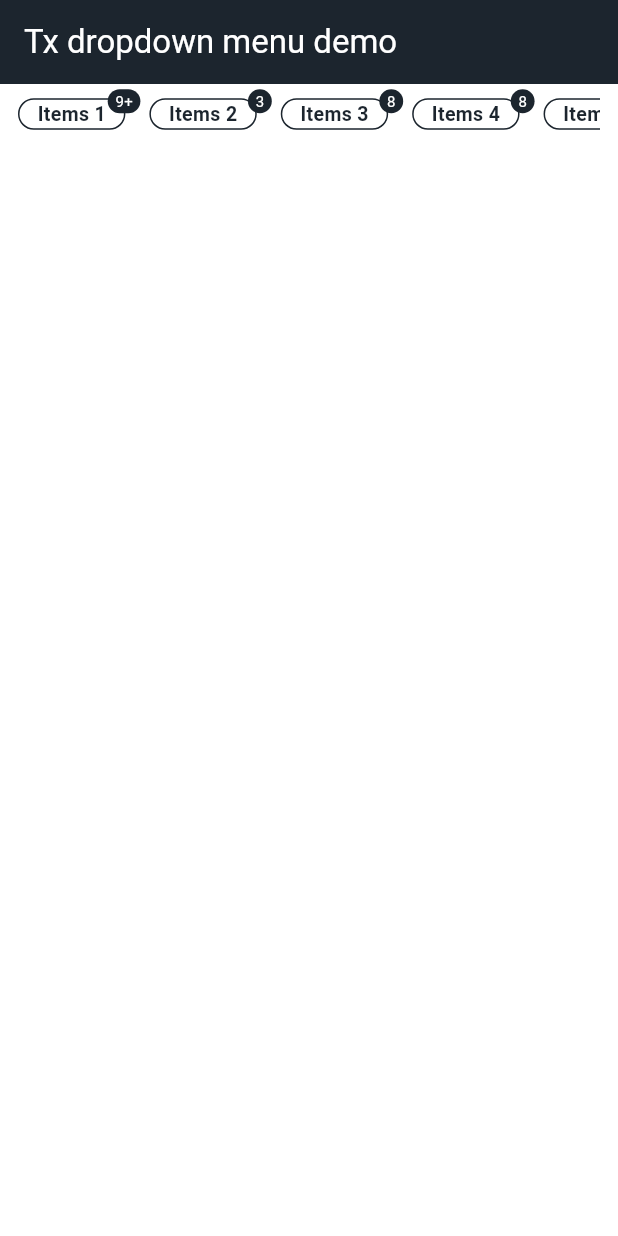
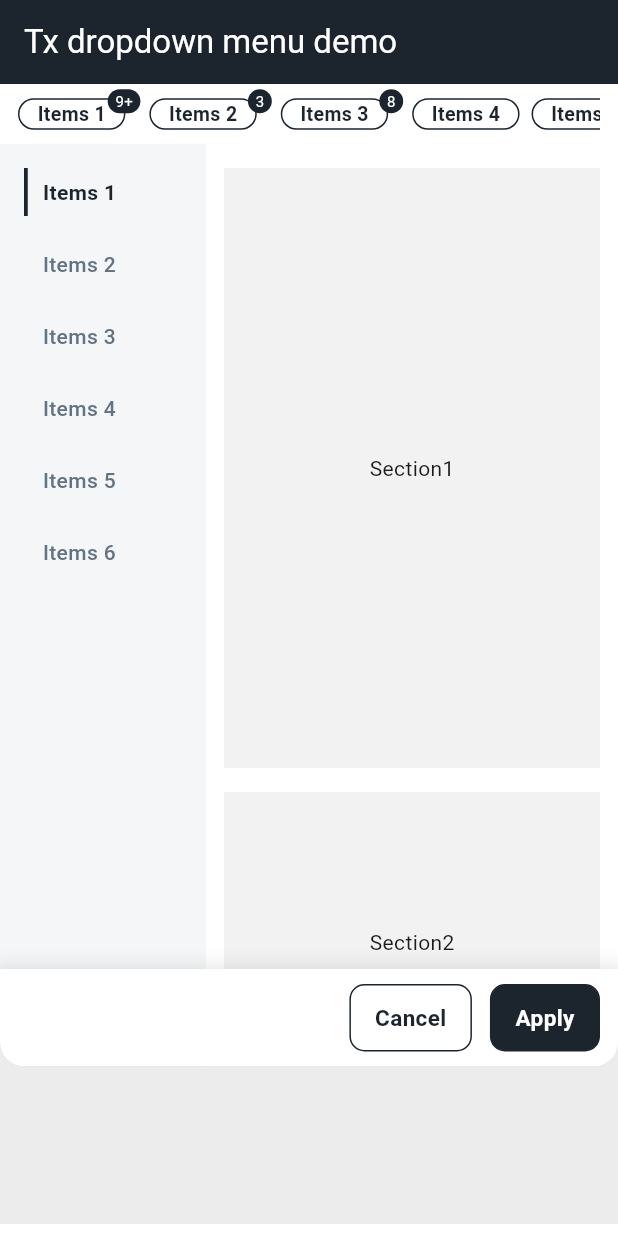
Before and after one commit to Tuanxu5/tx-dropdown-menu, a Flutter app: the screen it shows after launch, after a tap on "Items 1", after a tap on "Cancel", on a phone screen of 412 x 824 dp. Run offline on Flutter 3.47's test engine with Material 3 defaults, Android fonts, the phone set to English and light mode, and no system bars; drawn by our look-alikes of scroll_to_index.

Commit message:
feat: format code

```diff
--- a/example/lib/main.dart
+++ b/example/lib/main.dart
@@ -21,7 +21,7 @@ class _TxDropdownMenuDemoState extends State<TxDropdownMenuDemo> {
       title: 'Items 1',
       countFilter: 12,
       section: Container(
-        height: 400,
+        height: 400.0,
         alignment: Alignment.center,
         color: const Color(0xFFF2F2F2),
         child: const Text("Section1"),
@@ -32,7 +32,7 @@ class _TxDropdownMenuDemoState extends State<TxDropdownMenuDemo> {
       title: 'Items 2',
       countFilter: 3,
       section: Container(
-        height: 200,
+        height: 200.0,
         alignment: Alignment.center,
         color: const Color(0xFFF2F2F2),
         child: const Text("Section2"),
@@ -43,40 +43,40 @@ class _TxDropdownMenuDemoState extends State<TxDropdownMenuDemo> {
       title: 'Items 3',
       countFilter: 8,
       section: Container(
-        height: 300,
+        height: 300.0,
         alignment: Alignment.center,
         color: const Color(0xFFF2F2F2),
         child: const Text("Section3"),
       ),
     ),
     TxDropDownMenuItem(
-      id: 3,
+      id: 4,
       title: 'Items 4',
-      countFilter: 8,
+      countFilter: 0,
       section: Container(
-        height: 150,
+        height: 150.0,
         alignment: Alignment.center,
         color: const Color(0xFFF2F2F2),
         child: const Text("Section4"),
       ),
     ),
     TxDropDownMenuItem(
-      id: 3,
+      id: 5,
       title: 'Items 5',
       countFilter: 8,
       section: Container(
-        height: 150,
+        height: 150.0,
         alignment: Alignment.center,
         color: const Color(0xFFF2F2F2),
         child: const Text("Section5"),
       ),
     ),
     TxDropDownMenuItem(
-      id: 3,
+      id: 6,
       title: 'Items 6',
       countFilter: 8,
       section: Container(
-        height: 150,
+        height: 150.0,
         alignment: Alignment.center,
         color: const Color(0xFFF2F2F2),
         child: const Text("Section6"),
@@ -84,9 +84,23 @@ class _TxDropdownMenuDemoState extends State<TxDropdownMenuDemo> {
     ),
   ];
 
+  List<TxDropDownMenuAction> actionGroup = [
+    TxDropDownMenuAction(
+      id: 1,
+      label: 'Cancel',
+      type: TypeActionButton.secondary,
+      action: () {},
+    ),
+    TxDropDownMenuAction(
+      id: 2,
+      label: 'Apply',
+      type: TypeActionButton.primary,
+      action: () {},
+    ),
+  ];
+
   @override
   Widget build(BuildContext context) {
-    final double heightScreen = MediaQuery.of(context).size.height;
     return MaterialApp(
       debugShowCheckedModeBanner: false,
       home: Scaffold(
@@ -97,9 +111,8 @@ class _TxDropdownMenuDemoState extends State<TxDropdownMenuDemo> {
           title: const Text("Tx dropdown menu demo"),
         ),
         body: TxDropDownMenu(
-          context: context,
-          heightScreen: heightScreen,
           items: listMenuItems,
+          actionGroup: actionGroup,
         ),
       ),
     );
--- a/lib/controller/tx_drop_down_menu_controller.dart
+++ b/lib/controller/tx_drop_down_menu_controller.dart
@@ -5,12 +5,12 @@ class TxDropDownMenuController extends ChangeNotifier {
   bool isExpand = false;
   int headerIndex = 0;
   List<TxDropDownMenuHeaderStatus> headerStatus = [];
-  double viewOffsetY = -1;
+  double viewOffsetY = -1.0;
 
   void show(int index, {double? offsetY}) {
     isExpand = true;
     headerIndex = index;
-    viewOffsetY = offsetY ?? -1;
+    viewOffsetY = offsetY ?? -1.0;
     notifyListeners();
   }
 
--- a/lib/model/tx_drop_down_menu_model.dart
+++ b/lib/model/tx_drop_down_menu_model.dart
@@ -1,4 +1,6 @@
 import 'package:flutter/material.dart';
+
+enum TypeActionButton { primary, secondary }
 
 class TxDropDownMenuHeaderStatus {
   TxDropDownMenuHeaderStatus({
@@ -23,3 +25,17 @@ class TxDropDownMenuItem {
     required this.section,
   });
 }
+
+class TxDropDownMenuAction {
+  final int id;
+  final String label;
+  final TypeActionButton type;
+  final void Function() action;
+
+  const TxDropDownMenuAction({
+    required this.id,
+    required this.label,
+    required this.type,
+    required this.action,
+  });
+}
--- a/lib/src/tx_dropdown_menu_header.dart
+++ b/lib/src/tx_dropdown_menu_header.dart
@@ -55,7 +55,7 @@ class _TxDropdownMenuHeaderState extends State<TxDropdownMenuHeader> {
   @override
   Widget build(BuildContext context) {
     return Container(
-      height: 40,
+      height: 40.0,
       padding: const EdgeInsets.only(left: 12.0, right: 12.0),
       decoration: const BoxDecoration(
         color: ColorData.colorWhite,
--- a/lib/src/tx_dropdown_menu_item.dart
+++ b/lib/src/tx_dropdown_menu_item.dart
@@ -17,24 +17,24 @@ class TxDropdownMenuHeaderItem extends StatelessWidget {
   Widget build(BuildContext context) {
     return Container(
       alignment: Alignment.center,
-      height: 40,
+      height: 40.0,
       child: InkWell(
         onTap: onPressed,
         child: Stack(
           clipBehavior: Clip.none,
           children: [
             Container(
-              margin: EdgeInsets.only(right: countFilter > 0 ? 16 : 8),
+              margin: EdgeInsets.only(right: countFilter > 0 ? 16.0 : 8.0),
               decoration: BoxDecoration(
                 border: Border.all(
                   color: ColorData.colorPrimary,
-                  width: 1,
+                  width: 1.0,
                 ),
-                borderRadius: BorderRadius.circular(16),
+                borderRadius: BorderRadius.circular(16.0),
               ),
               padding: const EdgeInsets.symmetric(
-                horizontal: 12,
-                vertical: 0,
+                horizontal: 12.0,
+                vertical: 0.0,
               ),
               child: Row(
                 mainAxisSize: MainAxisSize.min,
@@ -43,7 +43,7 @@ class TxDropdownMenuHeaderItem extends StatelessWidget {
                     title,
                     style: const TextStyle(
                       fontWeight: FontWeight.w600,
-                      fontSize: 13,
+                      fontSize: 13.0,
                       color: ColorData.colorPrimary,
                     ),
                   ),
@@ -52,19 +52,19 @@ class TxDropdownMenuHeaderItem extends StatelessWidget {
             ),
             if (countFilter > 0)
               Positioned(
-                right: 6,
-                top: -6,
+                right: 6.0,
+                top: -6.0,
                 child: Container(
-                  height: 16,
-                  padding: EdgeInsets.symmetric(horizontal: 5),
+                  height: 16.0,
+                  padding: const EdgeInsets.symmetric(horizontal: 5.0),
                   alignment: Alignment.center,
                   decoration: BoxDecoration(
-                    borderRadius: BorderRadius.circular(100),
+                    borderRadius: BorderRadius.circular(100.0),
                     color: ColorData.colorPrimary,
                   ),
                   child: Text(
                     countFilter > 9 ? "9+" : countFilter.toString(),
-                    style: TextStyle(
+                    style: const TextStyle(
                       color: ColorData.colorWhite,
                       fontSize: 10,
                     ),
--- a/lib/src/tx_dropdown_menu_view.dart
+++ b/lib/src/tx_dropdown_menu_view.dart
@@ -15,12 +15,13 @@ class TxDropDownMenuView extends StatefulWidget {
   final void Function(dynamic index) onScrollToIndex;
   final AutoScrollController controller;
   final TxDropDownMenuController dropDownController;
+  final List<TxDropDownMenuAction> actionGroup;
 
   const TxDropDownMenuView({
     super.key,
     this.sorts,
     this.animationDuration = const Duration(milliseconds: 150),
-    this.offsetY = 0,
+    this.offsetY = 0.0,
     this.currentIndexSelected,
     required this.heightScreen,
     required this.items,
@@ -28,6 +29,7 @@ class TxDropDownMenuView extends StatefulWidget {
     required this.onScrollToIndex,
     required this.controller,
     required this.dropDownController,
+    required this.actionGroup,
   });
 
   @override
@@ -37,10 +39,10 @@ class TxDropDownMenuView extends StatefulWidget {
 class _TxDropDownMenuViewState extends State<TxDropDownMenuView> with SingleTickerProviderStateMixin {
   Animation<double>? animation;
   AnimationController? animationController;
-  double viewHeight = 0;
-  double animationViewHeight = 0;
-  double animationSortHeight = 0;
-  double maskHeight = 0;
+  double viewHeight = 0.0;
+  double animationViewHeight = 0.0;
+  double animationSortHeight = 0.0;
+  double maskHeight = 0.0;
   int currentIndex = 0;
   bool isExpand = false;
 
@@ -53,7 +55,7 @@ class _TxDropDownMenuViewState extends State<TxDropDownMenuView> with SingleTick
       duration: widget.animationDuration,
     );
 
-    animation = Tween<double>(begin: 0, end: 0).animate(
+    animation = Tween<double>(begin: 0.0, end: 0.0).animate(
       CurvedAnimation(
         parent: animationController!,
         curve: Curves.easeInOut,
@@ -70,9 +72,9 @@ class _TxDropDownMenuViewState extends State<TxDropDownMenuView> with SingleTick
 
     if (isExpand != widget.dropDownController.isExpand) {
       isExpand = widget.dropDownController.isExpand;
-      viewHeight = 615;
+      viewHeight = 615.0;
       animation?.removeListener(animationListener);
-      final tween = Tween<double>(begin: 0, end: viewHeight);
+      final tween = Tween<double>(begin: 0.0, end: viewHeight);
       animation = tween.animate(
         CurvedAnimation(
           parent: animationController!,
@@ -85,7 +87,7 @@ class _TxDropDownMenuViewState extends State<TxDropDownMenuView> with SingleTick
         await animationController?.forward();
       } else {
         await animationController?.reverse();
-        maskHeight = 0;
+        maskHeight = 0.0;
       }
 
       if (mounted) setState(() {});
@@ -93,15 +95,15 @@ class _TxDropDownMenuViewState extends State<TxDropDownMenuView> with SingleTick
   }
 
   void animationListener() {
-    animationViewHeight = animation?.value ?? 0;
-    animationSortHeight = animation?.value ?? 0;
+    animationViewHeight = animation?.value ?? 0.0;
+    animationSortHeight = animation?.value ?? 0.0;
 
     setState(() {});
   }
 
   @override
   Widget build(BuildContext context) {
-    final double bodyHeight = MediaQuery.of(context).size.height - (Scaffold.of(context).appBarMaxHeight ?? 0);
+    final double bodyHeight = MediaQuery.of(context).size.height - (Scaffold.of(context).appBarMaxHeight ?? 0.0);
 
     return Column(
       children: [
@@ -111,8 +113,8 @@ class _TxDropDownMenuViewState extends State<TxDropDownMenuView> with SingleTick
           height: animationViewHeight,
           child: ClipRRect(
             borderRadius: const BorderRadius.only(
-              bottomLeft: Radius.circular(16),
-              bottomRight: Radius.circular(16),
+              bottomLeft: Radius.circular(16.0),
+              bottomRight: Radius.circular(16.0),
             ),
             child: Stack(
               clipBehavior: Clip.none,
@@ -124,7 +126,7 @@ class _TxDropDownMenuViewState extends State<TxDropDownMenuView> with SingleTick
                     Flexible(
                       flex: 5,
                       child: Container(
-                        padding: const EdgeInsets.only(top: 16, bottom: 65, left: 4, right: 12),
+                        padding: const EdgeInsets.only(top: 16.0, bottom: 65.0, left: 4.0, right: 12.0),
                         decoration: const BoxDecoration(
                           color: ColorData.colorLight,
                           borderRadius: BorderRadius.only(
@@ -145,12 +147,12 @@ class _TxDropDownMenuViewState extends State<TxDropDownMenuView> with SingleTick
                                 },
                                 child: Container(
                                   margin: const EdgeInsets.only(
-                                    left: 12,
-                                    bottom: 16,
+                                    left: 12.0,
+                                    bottom: 16.0,
                                   ),
                                   padding: const EdgeInsets.symmetric(
-                                    horizontal: 10,
-                                    vertical: 6,
+                                    horizontal: 10.0,
+                                    vertical: 6.0,
                                   ),
                                   decoration: BoxDecoration(
                                     border: Border(
@@ -182,7 +184,7 @@ class _TxDropDownMenuViewState extends State<TxDropDownMenuView> with SingleTick
                     Expanded(
                       flex: 10,
                       child: Container(
-                        padding: const EdgeInsets.only(top: 16, bottom: 32, left: 12, right: 12),
+                        padding: const EdgeInsets.only(top: 16.0, bottom: 32.0, left: 12.0, right: 12.0),
                         height: widget.heightScreen,
                         decoration: const BoxDecoration(
                           color: ColorData.colorWhite,
@@ -210,19 +212,19 @@ class _TxDropDownMenuViewState extends State<TxDropDownMenuView> with SingleTick
                   ],
                 ),
                 Positioned(
-                  bottom: 0,
-                  left: 0,
-                  right: 0,
+                  bottom: 0.0,
+                  left: 0.0,
+                  right: 0.0,
                   child: Container(
-                    height: 65,
-                    padding: const EdgeInsets.symmetric(horizontal: 12, vertical: 10),
+                    height: 65.0,
+                    padding: const EdgeInsets.symmetric(horizontal: 12.0, vertical: 10.0),
                     decoration: BoxDecoration(
                       color: ColorData.colorWhite,
                       boxShadow: [
                         BoxShadow(
-                          blurRadius: 10,
-                          spreadRadius: 5,
-                          offset: const Offset(0, 3),
+                          blurRadius: 10.0,
+                          spreadRadius: 5.0,
+                          offset: const Offset(0.0, 3.0),
                           color: ColorData.colorBlack.withOpacity(0.1),
                         )
                       ],
@@ -234,50 +236,33 @@ class _TxDropDownMenuViewState extends State<TxDropDownMenuView> with SingleTick
                     child: Row(
                       mainAxisAlignment: MainAxisAlignment.end,
                       children: [
+                        for (var i = 0; i < widget.actionGroup.length; i++)
                           InkWell(
                             onTap: () {
-                            widget.dropDownController.hide();
+                              widget.actionGroup[i].action.call();
                             },
                             child: Container(
                               alignment: Alignment.center,
                               decoration: BoxDecoration(
+                                color: widget.actionGroup[i].type == TypeActionButton.primary
+                                    ? ColorData.colorPrimary
+                                    : ColorData.colorWhite,
                                 border: Border.all(
                                   color: ColorData.colorPrimary,
-                                width: 1,
+                                  width: 1.0,
                                 ),
-                              borderRadius: BorderRadius.circular(10),
+                                borderRadius: BorderRadius.circular(10.0),
                               ),
-                            padding: const EdgeInsets.symmetric(horizontal: 16, vertical: 8),
-                            child: const Text(
-                              "Cancel",
+                              margin: const EdgeInsets.only(left: 12.0),
+                              padding: const EdgeInsets.symmetric(horizontal: 16.0, vertical: 8.0),
+                              child: Text(
+                                widget.actionGroup[i].label,
                                 style: TextStyle(
                                   fontWeight: FontWeight.w600,
-                                fontSize: 15,
-                                color: ColorData.colorPrimary,
-                              ),
-                            ),
-                          ),
-                        ),
-                        const SizedBox(width: 12),
-                        InkWell(
-                          onTap: () {},
-                          child: Container(
-                            alignment: Alignment.center,
-                            decoration: BoxDecoration(
-                              border: Border.all(
-                                color: ColorData.colorPrimary,
-                                width: 1,
-                              ),
-                              color: ColorData.colorPrimary,
-                              borderRadius: BorderRadius.circular(10),
-                            ),
-                            padding: const EdgeInsets.symmetric(horizontal: 16, vertical: 8),
-                            child: const Text(
-                              "Apply",
-                              style: TextStyle(
-                                fontWeight: FontWeight.w600,
-                                fontSize: 15,
-                                color: ColorData.colorWhite,
+                                  fontSize: 15.0,
+                                  color: widget.actionGroup[i].type == TypeActionButton.primary
+                                      ? ColorData.colorWhite
+                                      : ColorData.colorPrimary,
                                 ),
                               ),
                             ),
@@ -297,7 +282,7 @@ class _TxDropDownMenuViewState extends State<TxDropDownMenuView> with SingleTick
             },
             child: Container(
               width: MediaQuery.of(context).size.width,
-              height: bodyHeight - animationViewHeight - 48,
+              height: bodyHeight - animationViewHeight - 48.0,
               color: Colors.grey.withOpacity(0.2),
             ),
           ),
--- a/lib/tx_dropdown_menu.dart
+++ b/lib/tx_dropdown_menu.dart
@@ -10,14 +10,12 @@ import 'package:tx_dropdown_menu/src/tx_dropdown_menu_view.dart';
 class TxDropDownMenu extends StatefulWidget {
   const TxDropDownMenu({
     super.key,
-    required this.context,
-    required this.heightScreen,
     required this.items,
+    required this.actionGroup,
   });
 
-  final BuildContext context;
-  final double heightScreen;
   final List<TxDropDownMenuItem> items;
+  final List<TxDropDownMenuAction> actionGroup;
 
   @override
   State<TxDropDownMenu> createState() => _TxDropDownMenuState();
@@ -37,11 +35,11 @@ class _TxDropDownMenuState extends State<TxDropDownMenu> with SingleTickerProvid
     super.initState();
 
     controller = AutoScrollController(
-      viewportBoundaryGetter: () => Rect.fromLTRB(0, 0, 0, MediaQuery.of(context).padding.bottom),
+      viewportBoundaryGetter: () => Rect.fromLTRB(0.0, 0.0, 0.0, MediaQuery.of(context).padding.bottom),
       axis: Axis.vertical,
     );
     controllerTitle = AutoScrollController(
-      viewportBoundaryGetter: () => Rect.fromLTRB(0, 0, 0, MediaQuery.of(context).padding.bottom),
+      viewportBoundaryGetter: () => Rect.fromLTRB(0.0, 0.0, 0.0, MediaQuery.of(context).padding.bottom),
       axis: Axis.vertical,
     );
   }
@@ -66,11 +64,12 @@ class _TxDropDownMenuState extends State<TxDropDownMenu> with SingleTickerProvid
       TxDropDownMenuView(
         dropDownController: dropDownController,
         currentIndexSelected: currentIndexSelected,
-        heightScreen: widget.heightScreen,
+        heightScreen: MediaQuery.of(context).size.height,
         controllerTitle: controllerTitle,
         items: widget.items,
         onScrollToIndex: handleScrollToIndex,
         controller: controller,
+        actionGroup: widget.actionGroup,
       ),
     ]);
   }
```
Lines whose indentation alone changed are shown as unchanged.
